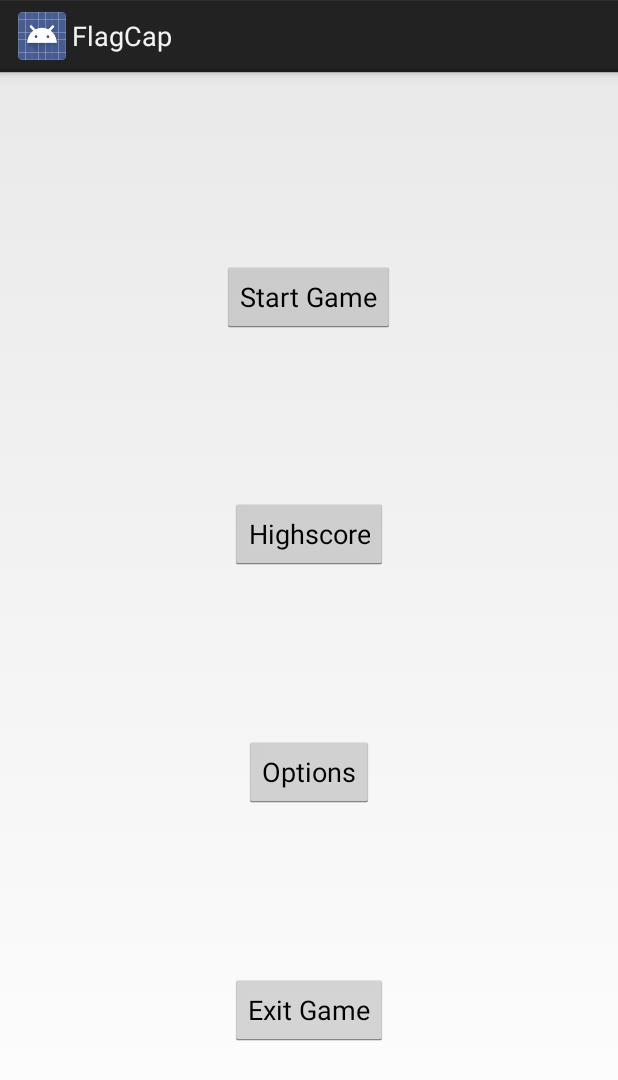
After one commit to Eclipse5599/project, an Android app: the layout activity_startmenu.xml on its own in the app's theme, with its tools: preview values and no code run, on a phone screen of 412 x 824 dp. The commit adds this screen. Shown: the top 1080 px of the screen. Run offline under Robolectric (Android 15) with nearby library versions, the light colour scheme and no system bars.

Commit message:
Added a startmenu with placeholders for the game

```diff
--- a/FlagCap/app/src/main/AndroidManifest.xml
+++ b/FlagCap/app/src/main/AndroidManifest.xml
@@ -33,6 +33,10 @@
             android:parentActivityName=".MainActivity">
         </activity>
 
+        <activity android:name=".StartMenuActivity"
+            android:label="@string/startmenu_title"
+            android:parentActivityName=".MainActivity">
+        </activity>
     </application>
 
 </manifest>
--- /dev/null
+++ b/FlagCap/app/src/main/java/com/sammy/edward/flagcap/StartMenuActivity.java
@@ -0,0 +1,43 @@
+package com.sammy.edward.flagcap;
+
+
+import android.app.Activity;
+import android.os.Bundle;
+import android.view.View;
+import android.widget.Button;
+
+public class StartMenuActivity extends Activity implements View.OnClickListener {
+
+    Button startButton;
+    Button highscoreButton;
+    Button optionsButton;
+    Button exitButton;
+
+    @Override
+    protected void onCreate(Bundle savedInstanceState) {
+        startButton = (Button) findViewById(R.id.startmenu_start_button);
+        startButton.setOnClickListener(this);
+
+        highscoreButton = (Button) findViewById(R.id.startmenu_highscore_button);
+        highscoreButton.setOnClickListener(this);
+
+        optionsButton = (Button) findViewById(R.id.startmenu_options_button);
+        optionsButton.setOnClickListener(this);
+
+        exitButton = (Button) findViewById(R.id.startmenu_exit_button);
+        exitButton.setOnClickListener(this);
+    }
+
+    @Override
+    public void onClick(View v) {
+        if (v == startButton) {
+
+        } else if (v == highscoreButton) {
+
+        } else if (v == optionsButton) {
+
+        } else if (v == exitButton) {
+
+        }
+    }
+}
--- /dev/null
+++ b/FlagCap/app/src/main/res/layout/activity_startmenu.xml
@@ -0,0 +1,78 @@
+<?xml version="1.0" encoding="utf-8"?>
+<LinearLayout
+    xmlns:android="http://schemas.android.com/apk/res/android"
+    xmlns:tools="http://schemas.android.com/tools"
+    android:layout_width="match_parent"
+    android:layout_height="match_parent"
+    android:orientation="vertical"
+    android:paddingLeft="@dimen/activity_horizontal_margin"
+    android:paddingRight="@dimen/activity_horizontal_margin"
+    android:paddingTop="@dimen/activity_vertical_margin"
+    android:paddingBottom="@dimen/activity_vertical_margin"
+    tools:context=".StartMenuActivity"
+    android:id="@+id/startmenu_activity">
+
+
+    <View
+        android:layout_width="0dp"
+        android:layout_height="1dp"
+        android:layout_weight="1">
+    </View>
+
+    <Button
+        android:id="@+id/startmenu_start_button"
+        android:layout_width="wrap_content"
+        android:layout_height="wrap_content"
+        android:layout_gravity="center"
+        android:text="@string/startmenu_startbutton"
+    />
+
+    <View
+        android:layout_width="0dp"
+        android:layout_height="1dp"
+        android:layout_weight="1">
+    </View>
+
+    <Button
+        android:id="@+id/startmenu_highscore_button"
+        android:layout_width="wrap_content"
+        android:layout_height="wrap_content"
+        android:layout_gravity="center"
+        android:text="@string/startmenu_highscorebutton"
+    />
+
+    <View
+        android:layout_width="0dp"
+        android:layout_height="1dp"
+        android:layout_weight="1">
+    </View>
+
+    <Button
+        android:id="@+id/startmenu_options_button"
+        android:layout_width="wrap_content"
+        android:layout_height="wrap_content"
+        android:layout_gravity="center"
+        android:text="@string/startmenu_optionsbutton"
+    />
+
+    <View
+        android:layout_width="0dp"
+        android:layout_height="1dp"
+        android:layout_weight="1">
+    </View>
+
+    <Button
+        android:id="@+id/startmenu_exit_button"
+        android:layout_width="wrap_content"
+        android:layout_height="wrap_content"
+        android:layout_gravity="center"
+        android:text="@string/startmenu_exitbutton"
+    />
+
+    <View
+        android:layout_width="0dp"
+        android:layout_height="1dp"
+        android:layout_weight="1">
+    </View>
+
+</LinearLayout>
--- a/FlagCap/app/src/main/res/values/strings.xml
+++ b/FlagCap/app/src/main/res/values/strings.xml
@@ -13,6 +13,13 @@
     <string name="counter_button_inc">+</string>
     <string name="counter_button_dec">-</string>
 
+    <!-- Start Menu -->
+    <string name="startmenu_title">FlagCap</string>
+    <string name="startmenu_startbutton">Start Game</string>
+    <string name="startmenu_highscorebutton">Highscore</string>
+    <string name="startmenu_optionsbutton">Options</string>
+    <string name="startmenu_exitbutton">Exit Game</string>
+
     <string name="button">Button1</string>
     <string name="button2">Button2</string>
     <string name="edit_text">EditText</string>
```
